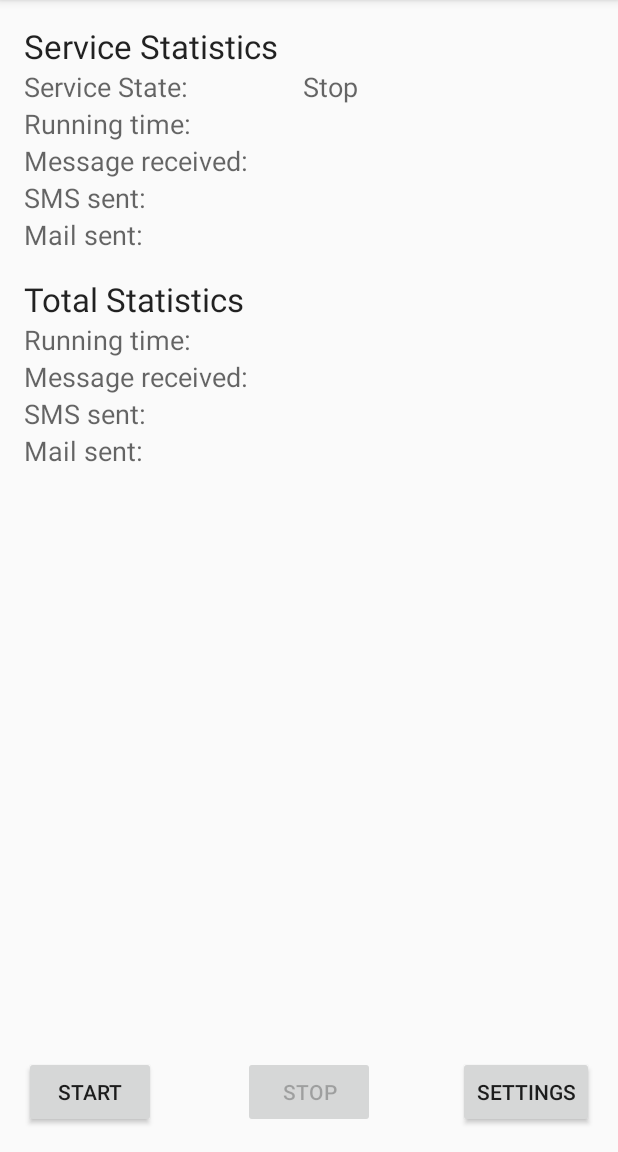
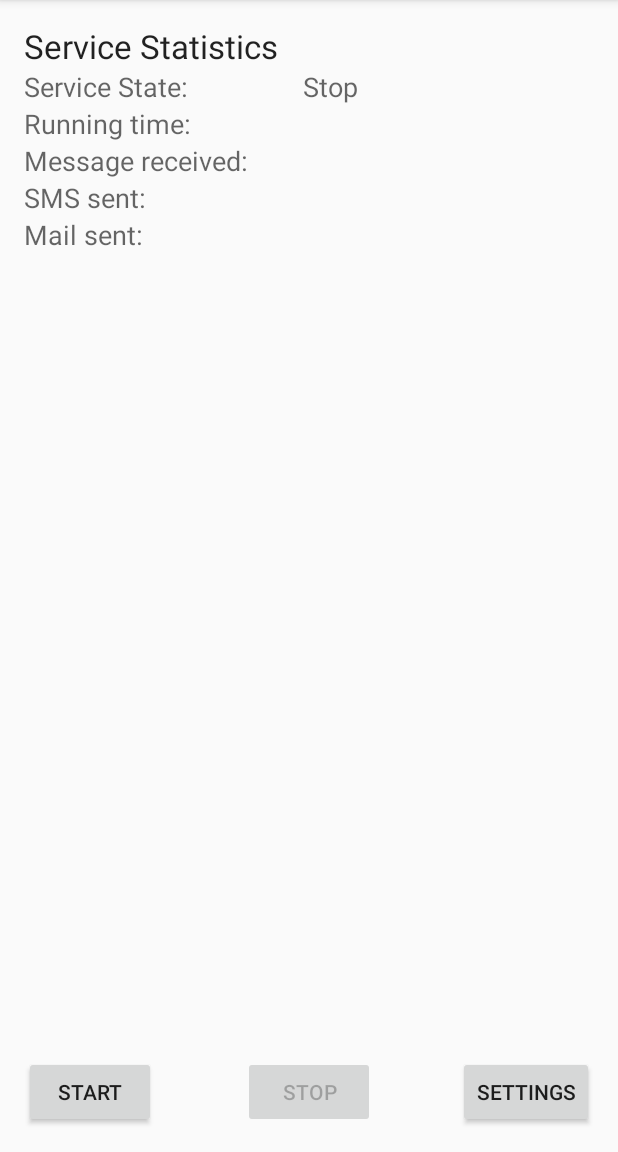
Before and after one commit to renoseven/InformationCenter, an Android app: the screen it shows after launch (MainActivity), on a phone screen of 412 x 824 dp, the part 84-1236 px from its top. Run offline under Robolectric (Android 15) with nearby library versions, the phone set to English and light mode, and no system bars; libraries missing offline, so code that uses them is left out: net.grandcentrix.tray; 4 statements that could not run were skipped.

Commit message:
framework package updated

```diff
--- a/app/src/main/java/net/renoseven/framework/NIAActivity.java
+++ b/app/src/main/java/net/renoseven/framework/nias/NIAActivity.java
@@ -1,4 +1,4 @@
-package net.renoseven.framework;
+package net.renoseven.framework.nias;
 
 import android.content.Intent;
 import android.content.pm.ActivityInfo;
@@ -7,6 +7,8 @@ import android.os.Bundle;
 import android.support.annotation.Nullable;
 import android.support.v7.app.AppCompatActivity;
 import android.util.Log;
+
+import net.renoseven.framework.DynamicClassReceiver;
 
 /**
  * Basic Non-Interactive Service Activity
--- a/app/src/main/java/net/renoseven/framework/NIAActivityListener.java
+++ b/app/src/main/java/net/renoseven/framework/nias/NIAActivityListener.java
@@ -1,4 +1,4 @@
-package net.renoseven.framework;
+package net.renoseven.framework.nias;
 
 import android.os.Bundle;
 import android.support.annotation.Nullable;
--- a/app/src/main/java/net/renoseven/framework/NIAActivityReceiver.java
+++ b/app/src/main/java/net/renoseven/framework/nias/NIAActivityReceiver.java
@@ -1,10 +1,12 @@
-package net.renoseven.framework;
+package net.renoseven.framework.nias;
 
 import android.content.Context;
 import android.content.Intent;
 import android.content.IntentFilter;
 import android.support.annotation.NonNull;
 import android.util.Log;
+
+import net.renoseven.framework.DynamicClassReceiver;
 
 /**
  * Service Controller (Used in Service)
--- a/app/src/main/java/net/renoseven/framework/NIAService.java
+++ b/app/src/main/java/net/renoseven/framework/nias/NIAService.java
@@ -1,4 +1,4 @@
-package net.renoseven.framework;
+package net.renoseven.framework.nias;
 
 import android.app.Service;
 import android.content.Intent;
@@ -6,6 +6,8 @@ import android.os.Bundle;
 import android.os.IBinder;
 import android.support.annotation.Nullable;
 import android.util.Log;
+
+import net.renoseven.framework.DynamicClassReceiver;
 
 /**
  * Basic Non-Interactive Service
--- a/app/src/main/java/net/renoseven/framework/NIAServiceListener.java
+++ b/app/src/main/java/net/renoseven/framework/nias/NIAServiceListener.java
@@ -1,4 +1,4 @@
-package net.renoseven.framework;
+package net.renoseven.framework.nias;
 
 import android.os.Bundle;
 import android.support.annotation.Nullable;
--- a/app/src/main/java/net/renoseven/framework/NIAServiceReceiver.java
+++ b/app/src/main/java/net/renoseven/framework/nias/NIAServiceReceiver.java
@@ -1,10 +1,12 @@
-package net.renoseven.framework;
+package net.renoseven.framework.nias;
 
 import android.content.Context;
 import android.content.Intent;
 import android.content.IntentFilter;
 import android.support.annotation.NonNull;
 import android.util.Log;
+
+import net.renoseven.framework.DynamicClassReceiver;
 
 /**
  * Service State Receiver (Used in UI)
--- a/app/src/main/java/net/renoseven/informationcenter/activity/MainActivity.java
+++ b/app/src/main/java/net/renoseven/informationcenter/activity/MainActivity.java
@@ -11,7 +11,7 @@ import android.widget.TextView;
 import net.grandcentrix.tray.TrayPreferences;
 import net.grandcentrix.tray.core.OnTrayPreferenceChangeListener;
 import net.grandcentrix.tray.core.TrayItem;
-import net.renoseven.framework.NIAActivity;
+import net.renoseven.framework.nias.NIAActivity;
 import net.renoseven.informationcenter.R;
 import net.renoseven.informationcenter.preference.StatisticsPreferences;
 import net.renoseven.informationcenter.service.InformationService;
--- a/app/src/main/java/net/renoseven/informationcenter/activity/SettingActivity.java
+++ b/app/src/main/java/net/renoseven/informationcenter/activity/SettingActivity.java
@@ -94,7 +94,7 @@ public class SettingActivity extends AppCompatActivity implements CompoundButton
                     TrayPreferences pref = preferencesMap.get(moduleName);
                     String text = pref.getString(viewTag, null);
                     ((EditText) view).setText(text);
-                    Log.d(TAG, viewTag + "=" + text);
+                    Log.v(TAG, viewTag + "=" + text);
                 }
             }
         }
@@ -107,7 +107,7 @@ public class SettingActivity extends AppCompatActivity implements CompoundButton
                     TrayPreferences pref = preferencesMap.get(moduleName);
                     boolean value = pref.getBoolean(viewTag, false);
                     ((CompoundButton) view).setChecked(value);
-                    Log.d(TAG, viewTag + "=" + value);
+                    Log.v(TAG, viewTag + "=" + value);
                 }
             }
         }
@@ -124,7 +124,7 @@ public class SettingActivity extends AppCompatActivity implements CompoundButton
                     TrayPreferences pref = preferencesMap.get(moduleName);
                     String text = ((EditText) view).getText().toString();
                     pref.put(viewTag, text);
-                    Log.d(TAG, viewTag + "=" + text);
+                    Log.v(TAG, viewTag + "=" + text);
                 }
             }
         }
@@ -136,7 +136,7 @@ public class SettingActivity extends AppCompatActivity implements CompoundButton
                     TrayPreferences pref = preferencesMap.get(moduleName);
                     boolean value = ((CompoundButton) view).isChecked();
                     pref.put(viewTag, ((CompoundButton) view).isChecked());
-                    Log.d(TAG, viewTag + "=" + value);
+                    Log.v(TAG, viewTag + "=" + value);
                 }
             }
         }
--- a/app/src/main/java/net/renoseven/informationcenter/receiver/ForwardingStateReceiver.java
+++ b/app/src/main/java/net/renoseven/informationcenter/receiver/ApplicationStateReceiver.java
@@ -9,31 +9,37 @@ import net.grandcentrix.tray.TrayPreferences;
 import net.renoseven.framework.FilteredBroadcastReceiver;
 
 import static net.renoseven.informationcenter.preference.StatisticsPreferences.STAT_MAIL_SENT;
+import static net.renoseven.informationcenter.preference.StatisticsPreferences.STAT_MESSAGE_RECEIVED;
 import static net.renoseven.informationcenter.preference.StatisticsPreferences.STAT_SMS_SENT;
+import static net.renoseven.informationcenter.receiver.MessageReceiver.MESSAGE_RECEIVED;
 import static net.renoseven.informationcenter.task.MailSendingTask.MAIL_SENT;
 import static net.renoseven.informationcenter.task.SMSSendingTask.SMS_SENT;
 
 /**
- * Forwarding State Receiver
+ * Application State Receiver
  * Created by RenoSeven on 2016/10/22.
  */
 
-public class ForwardingStateReceiver extends FilteredBroadcastReceiver {
+public class ApplicationStateReceiver extends FilteredBroadcastReceiver {
 
     private final TrayPreferences statPref;
 
-    public ForwardingStateReceiver(TrayPreferences preferences) {
+    public ApplicationStateReceiver(TrayPreferences preferences) {
         statPref = preferences;
     }
 
     @Override
     public void onReceive(Context context, Intent intent) {
-        if (intent.getAction().equals(MAIL_SENT)) {
+        String action = intent.getAction();
+        if (action.equals(MESSAGE_RECEIVED)) {
+            int smsSent = statPref.getInt(STAT_MESSAGE_RECEIVED, 0);
+            statPref.put(STAT_MESSAGE_RECEIVED, smsSent + 1);
+        } else if (action.equals(SMS_SENT)) {
+            int smsSent = statPref.getInt(STAT_SMS_SENT, 0);
+            statPref.put(STAT_SMS_SENT, smsSent + 1);
+        } else if (action.equals(MAIL_SENT)) {
             int mailSent = statPref.getInt(STAT_MAIL_SENT, 0);
             statPref.put(STAT_MAIL_SENT, mailSent + 1);
-        } else if (intent.getAction().equals(SMS_SENT)) {
-            int smsSent = statPref.getInt(STAT_SMS_SENT, 0);
-            statPref.put(STAT_SMS_SENT, smsSent + 1);
         }
     }
 
@@ -41,6 +47,7 @@ public class ForwardingStateReceiver extends FilteredBroadcastReceiver {
     @Override
     public IntentFilter getIntentFilter() {
         IntentFilter filter = new IntentFilter();
+        filter.addAction(MESSAGE_RECEIVED);
         filter.addAction(SMS_SENT);
         filter.addAction(MAIL_SENT);
         return filter;
--- a/app/src/main/java/net/renoseven/informationcenter/service/InformationService.java
+++ b/app/src/main/java/net/renoseven/informationcenter/service/InformationService.java
@@ -1,12 +1,13 @@
 package net.renoseven.informationcenter.service;
 
 import android.content.BroadcastReceiver;
+import android.content.Intent;
 import android.os.Bundle;
 import android.util.Log;
 
 import net.grandcentrix.tray.TrayPreferences;
 import net.renoseven.framework.FilteredBroadcastReceiver;
-import net.renoseven.framework.NIAService;
+import net.renoseven.framework.nias.NIAService;
 import net.renoseven.informationcenter.message.MessageHolder;
 import net.renoseven.informationcenter.preference.ApplicationPreferences;
 import net.renoseven.informationcenter.preference.MailPreferences;
@@ -14,7 +15,7 @@ import net.renoseven.informationcenter.preference.StatisticsPreferences;
 import net.renoseven.informationcenter.processor.MailForwardingProcessor;
 import net.renoseven.informationcenter.processor.MessageProcessor;
 import net.renoseven.informationcenter.processor.SMSForwardingProcessor;
-import net.renoseven.informationcenter.receiver.ForwardingStateReceiver;
+import net.renoseven.informationcenter.receiver.ApplicationStateReceiver;
 import net.renoseven.informationcenter.receiver.MessageReceiver;
 import net.renoseven.informationcenter.receiver.SMSReceiver;
 
@@ -32,6 +33,7 @@ import static net.renoseven.informationcenter.preference.ApplicationPreferences.
  * Created by RenoSeven on 2016/9/8.
  */
 public class InformationService extends NIAService {
+
     private final Map<String, TrayPreferences> preferencesMap = new HashMap<>();
     private final Set<MessageProcessor> messageProcessors = new HashSet<>();
     private final Set<BroadcastReceiver> broadcastReceivers = new HashSet<>();
@@ -58,9 +60,9 @@ public class InformationService extends NIAService {
         registerReceiver(messageReceiver, messageReceiver.getIntentFilter());
         broadcastReceivers.add(messageReceiver);
 
-        FilteredBroadcastReceiver forwardingStateReceiver = new ForwardingStateReceiver(statPref);
-        registerReceiver(forwardingStateReceiver, forwardingStateReceiver.getIntentFilter());
-        broadcastReceivers.add(forwardingStateReceiver);
+        FilteredBroadcastReceiver applicationStateReceiver = new ApplicationStateReceiver(statPref);
+        registerReceiver(applicationStateReceiver, applicationStateReceiver.getIntentFilter());
+        broadcastReceivers.add(applicationStateReceiver);
 
         if (appPref.getBoolean(CONFIG_RECEIVER_SMS_ENABLED, false)) {
             FilteredBroadcastReceiver smsReceiver = new SMSReceiver();
@@ -93,7 +95,6 @@ public class InformationService extends NIAService {
 
     private void processMessage(MessageHolder msg) {
         Log.i(TAG, msg.toString());
-
         for (MessageProcessor processor : messageProcessors) {
             processor.processMessage(preferencesMap, msg);
         }
--- a/app/src/main/res/layout/activity_main.xml
+++ b/app/src/main/res/layout/activity_main.xml
@@ -7,28 +7,28 @@
     tools:context=".activity.MainActivity">
 
     <Button
+        android:id="@+id/btn_start_service"
         android:layout_width="wrap_content"
         android:layout_height="wrap_content"
-        android:text="@string/button_start_service"
-        android:id="@+id/btn_start_service"
+        android:layout_alignParentBottom="true"
+        android:layout_alignParentStart="true"
         android:enabled="false"
-        android:layout_alignParentBottom="true"
-        android:layout_alignParentStart="true" />
+        android:text="@string/button_start_service" />
 
     <Button
+        android:id="@+id/btn_settings"
         android:layout_width="wrap_content"
         android:layout_height="wrap_content"
-        android:text="@string/button_settings"
-        android:id="@+id/btn_settings"
         android:layout_alignParentBottom="true"
-        android:layout_alignParentEnd="true" />
+        android:layout_alignParentEnd="true"
+        android:text="@string/button_settings" />
 
     <TableLayout
         android:layout_width="match_parent"
         android:layout_height="match_parent"
+        android:layout_above="@+id/btn_start_service"
+        android:layout_alignParentStart="true"
         android:layout_alignParentTop="true"
-        android:layout_alignParentStart="true"
-        android:layout_above="@+id/btn_start_service"
         android:baselineAligned="false">
 
         <TableRow
@@ -38,9 +38,9 @@
             <TextView
                 android:layout_width="wrap_content"
                 android:layout_height="wrap_content"
-                android:textAppearance="?android:attr/textAppearanceLarge"
+                android:layout_column="0"
                 android:text="@string/text_statistics"
-                android:layout_column="0" />
+                android:textAppearance="?android:attr/textAppearanceLarge" />
         </TableRow>
 
         <TableRow
@@ -48,16 +48,16 @@
             android:layout_height="match_parent">
 
             <TextView
-                android:textAppearance="?android:attr/textAppearanceMedium"
+                android:layout_column="0"
                 android:text="@string/text_service_state"
-                android:layout_column="0" />
+                android:textAppearance="?android:attr/textAppearanceMedium" />
 
             <TextView
-                android:textAppearance="?android:attr/textAppearanceMedium"
-                android:text=""
                 android:id="@+id/txt_service_state"
                 android:layout_column="1"
-                android:layout_marginStart="@dimen/activity_margin" />
+                android:layout_marginStart="@dimen/activity_margin"
+                android:text=""
+                android:textAppearance="?android:attr/textAppearanceMedium" />
         </TableRow>
 
         <TableRow
@@ -65,15 +65,16 @@
             android:layout_height="match_parent">
 
             <TextView
-                android:textAppearance="?android:attr/textAppearanceMedium"
+                android:layout_column="0"
                 android:text="@string/text_service_uptime"
-                android:layout_column="0" />
+                android:textAppearance="?android:attr/textAppearanceMedium" />
 
             <TextView
-                android:textAppearance="?android:attr/textAppearanceMedium"
                 android:id="@+id/txt_service_uptime"
                 android:layout_column="1"
-                android:layout_marginStart="@dimen/activity_margin" />
+                android:layout_marginStart="@dimen/activity_margin"
+                android:tag="@string/pref_stat_service_uptime"
+                android:textAppearance="?android:attr/textAppearanceMedium" />
         </TableRow>
 
         <TableRow
@@ -81,15 +82,16 @@
             android:layout_height="match_parent">
 
             <TextView
-                android:textAppearance="?android:attr/textAppearanceMedium"
+                android:layout_column="0"
                 android:text="@string/text_message_received"
-                android:layout_column="0" />
+                android:textAppearance="?android:attr/textAppearanceMedium" />
 
             <TextView
-                android:textAppearance="?android:attr/textAppearanceMedium"
                 android:id="@+id/txt_message_received"
                 android:layout_column="1"
-                android:layout_marginStart="@dimen/activity_margin" />
+                android:layout_marginStart="@dimen/activity_margin"
+                android:tag="@string/pref_stat_message_received"
+                android:textAppearance="?android:attr/textAppearanceMedium" />
         </TableRow>
 
         <TableRow
@@ -97,15 +99,16 @@
             android:layout_height="match_parent">
 
             <TextView
-                android:textAppearance="?android:attr/textAppearanceMedium"
+                android:layout_column="0"
                 android:text="@string/text_sms_sent"
-                android:layout_column="0" />
+                android:textAppearance="?android:attr/textAppearanceMedium" />
 
             <TextView
-                android:textAppearance="?android:attr/textAppearanceMedium"
                 android:id="@+id/txt_sms_sent"
                 android:layout_column="1"
-                android:layout_marginStart="@dimen/activity_margin" />
+                android:layout_marginStart="@dimen/activity_margin"
+                android:tag="@string/pref_stat_sms_sent"
+                android:textAppearance="?android:attr/textAppearanceMedium" />
         </TableRow>
 
         <TableRow
@@ -113,101 +116,27 @@
             android:layout_height="match_parent">
 
             <TextView
-                android:textAppearance="?android:attr/textAppearanceMedium"
+                android:layout_column="0"
                 android:text="@string/text_mail_sent"
-                android:layout_column="0" />
+                android:textAppearance="?android:attr/textAppearanceMedium" />
 
             <TextView
-                android:textAppearance="?android:attr/textAppearanceMedium"
                 android:id="@+id/txt_mail_sent"
                 android:layout_column="1"
-                android:layout_marginStart="@dimen/activity_margin" />
-        </TableRow>
-
-        <TableRow
-            android:layout_width="match_parent"
-            android:layout_height="match_parent">
-
-            <TextView
-                android:textAppearance="?android:attr/textAppearanceLarge"
-                android:text="@string/text_total_statistics"
-                android:layout_column="0"
-                android:layout_marginTop="@dimen/activity_margin" />
-        </TableRow>
-
-        <TableRow
-            android:layout_width="match_parent"
-            android:layout_height="match_parent">
-
-            <TextView
-                android:textAppearance="?android:attr/textAppearanceMedium"
-                android:text="@string/text_service_uptime"
-                android:layout_column="0" />
-
-            <TextView
-                android:textAppearance="?android:attr/textAppearanceMedium"
-                android:id="@+id/txt_total_uptime"
-                android:layout_column="1"
-                android:layout_marginStart="@dimen/activity_margin" />
-        </TableRow>
-
-        <TableRow
-            android:layout_width="match_parent"
-            android:layout_height="match_parent">
-
-            <TextView
-                android:textAppearance="?android:attr/textAppearanceMedium"
-                android:text="@string/text_message_received"
-                android:layout_column="0" />
-
-            <TextView
-                android:textAppearance="?android:attr/textAppearanceMedium"
-                android:id="@+id/txt_total_message_received"
-                android:layout_column="1"
-                android:layout_marginStart="@dimen/activity_margin" />
-        </TableRow>
-
-        <TableRow
-            android:layout_width="match_parent"
-            android:layout_height="match_parent">
-
-            <TextView
-                android:textAppearance="?android:attr/textAppearanceMedium"
-                android:text="@string/text_sms_sent"
-                android:layout_column="0" />
-
-            <TextView
-                android:textAppearance="?android:attr/textAppearanceMedium"
-                android:id="@+id/txt_total_sms_sent"
-                android:layout_column="1"
-                android:layout_marginStart="@dimen/activity_margin" />
-        </TableRow>
-
-        <TableRow
-            android:layout_width="match_parent"
-            android:layout_height="match_parent">
-
-            <TextView
-                android:textAppearance="?android:attr/textAppearanceMedium"
-                android:text="@string/text_mail_sent"
-                android:layout_column="0" />
-
-            <TextView
-                android:textAppearance="?android:attr/textAppearanceMedium"
-                android:id="@+id/txt_total_mail_sent"
-                android:layout_column="1"
-                android:layout_marginStart="@dimen/activity_margin" />
+                android:layout_marginStart="@dimen/activity_margin"
+                android:tag="@string/pref_stat_mail_sent"
+                android:textAppearance="?android:attr/textAppearanceMedium" />
         </TableRow>
 
     </TableLayout>
 
     <Button
+        android:id="@+id/btn_stop_service"
         android:layout_width="wrap_content"
         android:layout_height="wrap_content"
-        android:text="@string/button_stop_service"
-        android:id="@+id/btn_stop_service"
+        android:layout_alignParentBottom="true"
+        android:layout_centerHorizontal="true"
         android:enabled="false"
-        android:layout_alignParentBottom="true"
-        android:layout_centerHorizontal="true" />
+        android:text="@string/button_stop_service" />
 
 </RelativeLayout>
--- a/app/src/main/res/layout/activity_setting.xml
+++ b/app/src/main/res/layout/activity_setting.xml
@@ -53,6 +53,7 @@
                     android:layout_height="wrap_content"
                     android:layout_alignParentEnd="true"
                     android:tag="@string/pref_app_receiver_mail_enable"
+                    android:enabled="false"
                     android:textAppearance="?android:attr/textAppearanceMedium" />
 
                 <TextView
```
